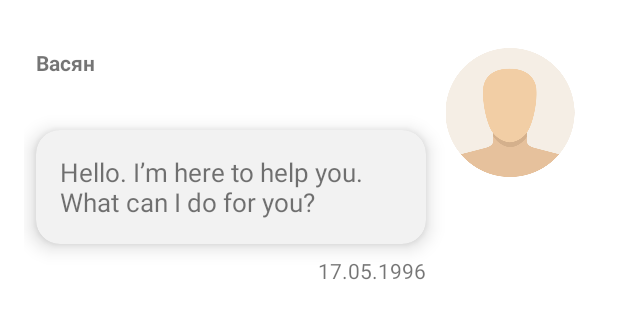
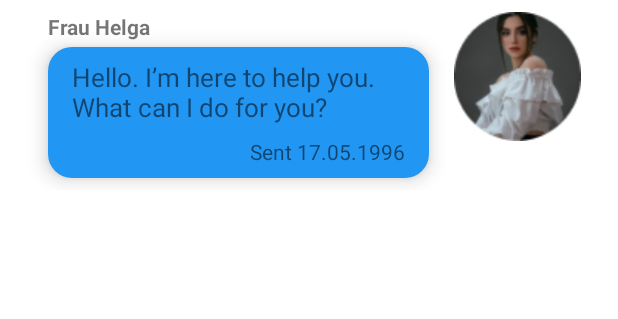
Before and after one commit to BelikJuliya/HackZurich, an Android app: the layout item_user_message.xml on its own in the app's theme, with its tools: preview values and no code run, on a phone screen of 412 x 824 dp. Shown: the top 319 px of the screen. Run offline under Robolectric (Android 15) with nearby library versions, the phone set to English and light mode, and no system bars.

Commit message:
Items size redesign

```diff
--- a/app/src/main/java/com/example/hackzurich/presentation/delegates/UserMessageDelegate.kt
+++ b/app/src/main/java/com/example/hackzurich/presentation/delegates/UserMessageDelegate.kt
@@ -1,6 +1,5 @@
 package com.example.hackzurich.presentation.delegates
 
-import android.provider.ContactsContract.RawContacts.Data
 import android.view.ViewGroup
 import androidx.core.view.isVisible
 import com.bumptech.glide.Glide
@@ -38,7 +37,7 @@ class UserMessageHolder(
         model as UserMessage
         with(binding) {
             ivPicture.isVisible = true
-            tvMessage.isVisible = false
+            tvUserMessage.isVisible = false
             Glide.with(itemView).load(model.bitmap).into(ivPicture)
         }
     }
@@ -47,8 +46,8 @@ class UserMessageHolder(
         model as UserMessage
         with(binding) {
             ivPicture.isVisible = false
-            tvMessage.isVisible = true
-            tvMessage.text = model.message
+            tvUserMessage.isVisible = true
+            tvUserMessage.text = model.message
         }
     }
 
--- a/app/src/main/res/layout/item_bot_message.xml
+++ b/app/src/main/res/layout/item_bot_message.xml
@@ -34,7 +34,6 @@
         android:layout_height="wrap_content"
         android:layout_marginHorizontal="16dp"
         android:layout_marginBottom="8dp"
-        android:background="@drawable/bg_gray_round"
         app:cardBackgroundColor="@color/gray"
         app:cardCornerRadius="16dp"
         app:cardElevation="8dp"
@@ -49,10 +48,17 @@
 
             <TextView
                 android:id="@+id/bot_message"
-                android:layout_width="match_parent"
-                android:layout_height="match_parent"
-                android:padding="16dp"
+                android:layout_width="0dp"
+                android:layout_height="wrap_content"
+                android:paddingHorizontal="16dp"
+                android:paddingTop="8dp"
+                android:paddingBottom="4dp"
                 android:textSize="17sp"
+                app:layout_constraintBottom_toBottomOf="parent"
+                app:layout_constraintEnd_toEndOf="parent"
+                app:layout_constraintStart_toStartOf="parent"
+                app:layout_constraintTop_toTopOf="parent"
+                app:layout_constraintVertical_bias="0"
                 tools:text="Hello. I’m here to help you. What can I do for you?" />
 
             <TextView
--- a/app/src/main/res/layout/item_user_message.xml
+++ b/app/src/main/res/layout/item_user_message.xml
@@ -4,38 +4,37 @@
     xmlns:tools="http://schemas.android.com/tools"
     android:layout_width="match_parent"
     android:layout_height="wrap_content"
-    android:layout_marginVertical="16dp"
-    android:layout_marginStart="16dp"
-    android:layout_marginEnd="16dp">
+    android:layout_marginHorizontal="16dp"
+    android:layout_marginVertical="8dp">
 
     <TextView
         android:id="@+id/user_name"
         android:layout_width="wrap_content"
         android:layout_height="wrap_content"
-        android:layout_marginTop="16dp"
-        android:text="Васян"
+        android:layout_marginBottom="4dp"
+        android:text="Frau Helga"
         android:textStyle="bold"
+        app:layout_constraintBottom_toTopOf="@id/cv_bot_message"
         app:layout_constraintStart_toStartOf="@+id/cv_bot_message"
         app:layout_constraintTop_toTopOf="parent" />
 
     <ImageView
         android:id="@+id/avatar"
-        android:layout_width="96dp"
+        android:layout_width="0dp"
         android:layout_height="86dp"
-        android:layout_marginTop="16dp"
         android:layout_marginEnd="8dp"
+        app:layout_constraintDimensionRatio="1:1"
         app:layout_constraintEnd_toEndOf="parent"
         app:layout_constraintTop_toTopOf="parent"
-        app:srcCompat="@drawable/incoming" />
+        app:srcCompat="@drawable/user_avatar" />
 
 
     <androidx.cardview.widget.CardView
         android:id="@+id/cv_bot_message"
         android:layout_width="0dp"
         android:layout_height="wrap_content"
-        android:layout_margin="8dp"
         android:layout_marginHorizontal="16dp"
-        android:background="@drawable/bg_gray_round"
+        android:layout_marginBottom="8dp"
         app:cardBackgroundColor="@color/gray"
         app:cardCornerRadius="16dp"
         app:cardElevation="8dp"
@@ -44,39 +43,66 @@
         app:layout_constraintStart_toStartOf="parent"
         app:layout_constraintTop_toBottomOf="@+id/user_name">
 
+        <androidx.constraintlayout.widget.ConstraintLayout
+            android:layout_width="match_parent"
+            android:layout_height="match_parent"
+            android:background="@color/purple_700">
+
+
             <ImageView
                 android:id="@+id/ivPicture"
                 android:layout_width="match_parent"
                 android:layout_height="wrap_content"
+                android:layout_margin="8dp"
                 android:maxHeight="100dp"
-            tools:visibility="gone"
                 android:src="@drawable/outgoing"
-            android:layout_margin="16dp" />
+                app:layout_constraintBottom_toBottomOf="parent"
+                app:layout_constraintEnd_toEndOf="parent"
+                app:layout_constraintHeight_max="170dp"
+                app:layout_constraintStart_toStartOf="parent"
+                app:layout_constraintTop_toTopOf="parent"
+                app:layout_constraintVertical_bias="0"
+                tools:visibility="gone" />
 
             <TextView
-            android:id="@+id/tv_message"
-            android:layout_width="match_parent"
-            android:layout_height="match_parent"
-            android:padding="16dp"
+                android:id="@+id/tv_user_message"
+                android:layout_width="0dp"
+                android:layout_height="wrap_content"
+                android:paddingHorizontal="16dp"
+                android:paddingTop="8dp"
+                android:paddingBottom="4dp"
                 android:textSize="17sp"
                 android:visibility="visible"
                 app:layout_constraintBottom_toBottomOf="parent"
                 app:layout_constraintEnd_toEndOf="parent"
                 app:layout_constraintStart_toStartOf="parent"
                 app:layout_constraintTop_toTopOf="parent"
+                app:layout_constraintVertical_bias="0"
                 tools:text="Hello. I’m here to help you. What can I do for you?" />
-
-    </androidx.cardview.widget.CardView>
 
             <TextView
                 android:id="@+id/message_date"
                 android:layout_width="wrap_content"
                 android:layout_height="wrap_content"
-        android:layout_marginTop="8dp"
+                android:layout_marginHorizontal="16dp"
+                android:layout_marginTop="4dp"
                 android:layout_marginBottom="8dp"
-        tools:text="17.05.1996"
                 app:layout_constraintBottom_toBottomOf="parent"
-        app:layout_constraintEnd_toEndOf="@+id/cv_bot_message"
-        app:layout_constraintTop_toBottomOf="@+id/cv_bot_message" />
+                app:layout_constraintEnd_toEndOf="parent"
+                app:layout_constraintHorizontal_bias="1"
+                app:layout_constraintStart_toStartOf="parent"
+                app:layout_constraintTop_toBottomOf="@id/barrier"
+                tools:text="Sent 17.05.1996" />
+
+            <androidx.constraintlayout.widget.Barrier
+                android:id="@+id/barrier"
+                android:layout_width="match_parent"
+                android:layout_height="wrap_content"
+                app:barrierDirection="bottom"
+                app:constraint_referenced_ids="ivPicture, tv_user_message" />
 
         </androidx.constraintlayout.widget.ConstraintLayout>
+
+    </androidx.cardview.widget.CardView>
+
+</androidx.constraintlayout.widget.ConstraintLayout>
--- a/app/src/main/res/values/colors.xml
+++ b/app/src/main/res/values/colors.xml
@@ -3,6 +3,7 @@
     <color name="purple_200">#0098D4</color>
     <color name="purple_500">#03A9F4</color>
     <color name="purple_700">#2196F3</color>
+    <color name="purple_700_transparent">#802196F3</color>
     <color name="teal_200">#FF03DAC5</color>
     <color name="teal_700">#FF018786</color>
     <color name="black">#FF000000</color>
```
Lines whose indentation alone changed are shown as unchanged.
